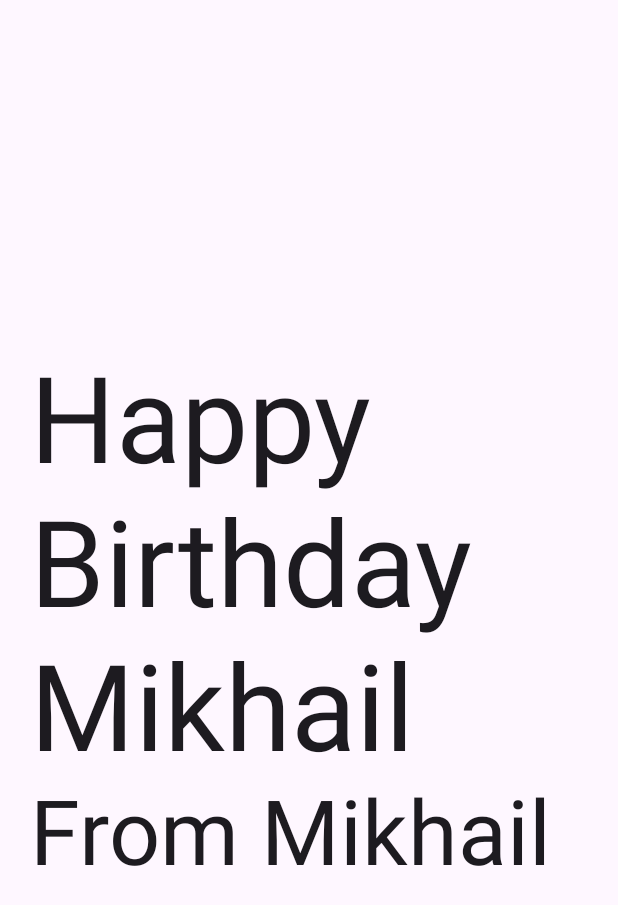
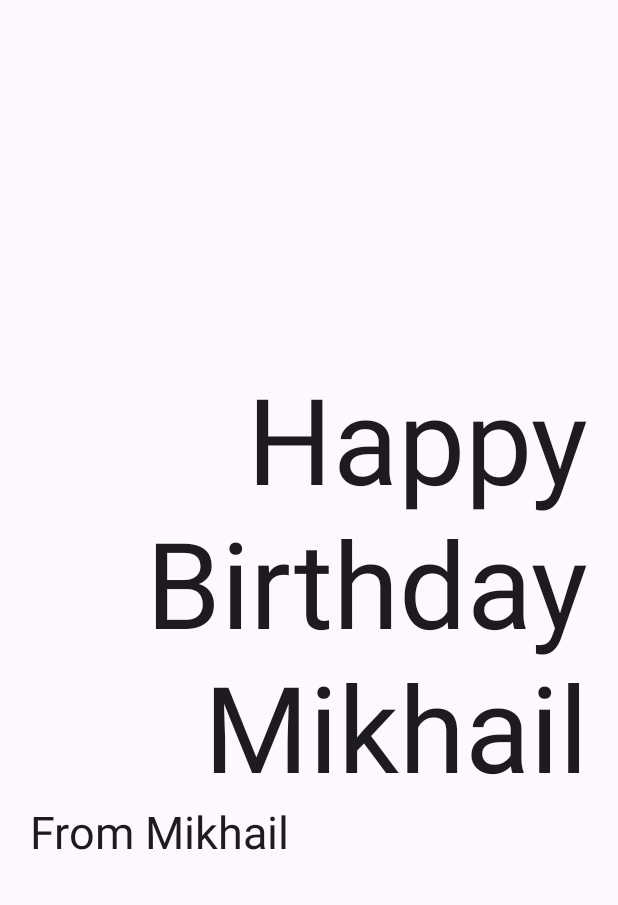
Before and after one commit to elmario89/android, an Android app built with Jetpack Compose: the screen it shows after launch (MainActivity), on a phone screen of 412 x 824 dp. Shown: the top 905 px of the screen. Run offline under Robolectric (Android 15) with nearby library versions, the light colour scheme and no system bars; missing, so only their content is drawn: BirthdayAppTheme.

Commit message:
Add align for another elements

```diff
--- a/app/src/main/java/com/example/birthdayapp/MainActivity.kt
+++ b/app/src/main/java/com/example/birthdayapp/MainActivity.kt
@@ -12,6 +12,7 @@ import androidx.compose.material3.Surface
 import androidx.compose.material3.Text
 import androidx.compose.runtime.Composable
 import androidx.compose.ui.Modifier
+import androidx.compose.ui.text.style.TextAlign
 import androidx.compose.ui.tooling.preview.Preview
 import androidx.compose.ui.unit.dp
 import androidx.compose.ui.unit.sp
@@ -47,12 +48,13 @@ fun GreetingText(
         Text(
             text = message,
             fontSize = 80.sp,
-            lineHeight = 96.sp
+            lineHeight = 96.sp,
+            textAlign = TextAlign.Right
         )
         Text(
             text = from,
-            fontSize = 60.sp,
-            lineHeight = 70.sp
+            fontSize = 30.sp,
+            lineHeight = 40.sp,
         )
     }
 }
```
